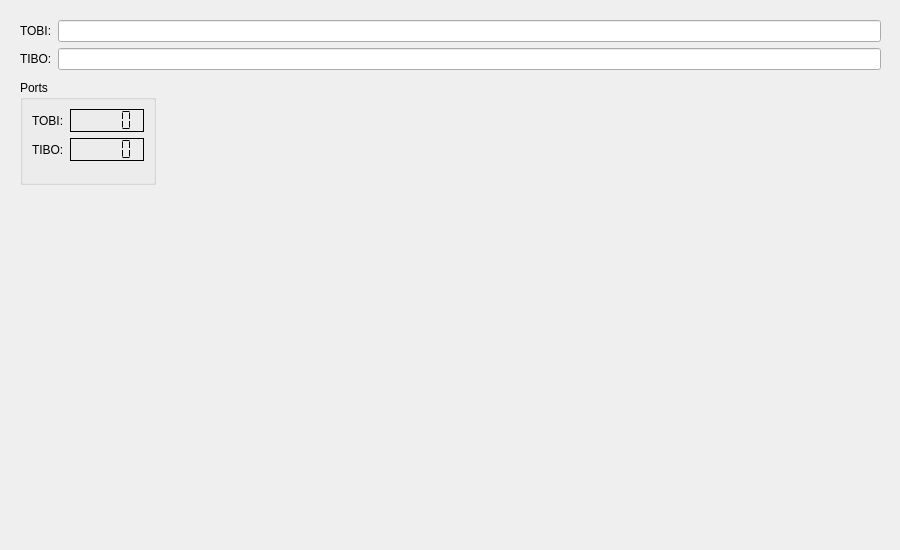
Old version of the form Monterey/rovdebug.ui in the repository rovsuite/monterey.
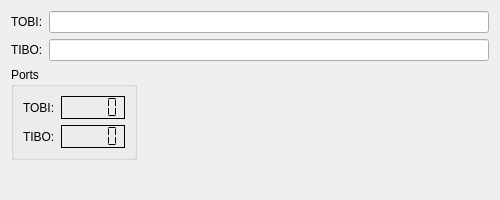
New version of the form.

Commit message:
Made Dialogs Scalable (Bug #8)
All of the dialogs are now scalable and the UIs are created using
layouts.  Finally!  Also, I fixed up the gitignore file.

The edit to the form file:
```diff
--- a/Monterey/rovdebug.ui
+++ b/Monterey/rovdebug.ui
@@ -6,8 +6,8 @@
    <rect>
     <x>0</x>
     <y>0</y>
-    <width>900</width>
-    <height>550</height>
+    <width>500</width>
+    <height>200</height>
    </rect>
   </property>
   <property name="sizePolicy">
@@ -18,28 +18,86 @@
   </property>
   <property name="minimumSize">
    <size>
-    <width>900</width>
-    <height>550</height>
+    <width>500</width>
+    <height>200</height>
    </size>
   </property>
   <property name="maximumSize">
    <size>
-    <width>900</width>
-    <height>550</height>
+    <width>10000</width>
+    <height>10000</height>
    </size>
   </property>
   <property name="windowTitle">
    <string>Debug</string>
   </property>
-  <widget class="QWidget" name="layoutWidget">
-   <property name="geometry">
-    <rect>
-     <x>20</x>
-     <y>20</y>
-     <width>861</width>
-     <height>56</height>
-    </rect>
-   </property>
+  <layout class="QGridLayout" name="gridLayout" rowstretch="0,0,0" columnstretch="1,5">
+   <item row="1" column="1">
+    <spacer name="horizontalSpacer">
+     <property name="orientation">
+      <enum>Qt::Horizontal</enum>
+     </property>
+     <property name="sizeHint" stdset="0">
+      <size>
+       <width>40</width>
+       <height>20</height>
+      </size>
+     </property>
+    </spacer>
+   </item>
+   <item row="1" column="0">
+    <widget class="QGroupBox" name="groupBox">
+     <property name="title">
+      <string>Ports</string>
+     </property>
+     <layout class="QFormLayout" name="formLayout_2">
+      <property name="horizontalSpacing">
+       <number>6</number>
+      </property>
+      <property name="verticalSpacing">
+       <number>6</number>
+      </property>
+      <property name="leftMargin">
+       <number>9</number>
+      </property>
+      <item row="0" column="0">
+       <widget class="QLabel" name="label_3">
+        <property name="text">
+         <string>TOBI:</string>
+        </property>
+       </widget>
+      </item>
+      <item row="0" column="1">
+       <widget class="QLCDNumber" name="lcdPortTOBI">
+        <property name="frameShadow">
+         <enum>QFrame::Plain</enum>
+        </property>
+        <property name="segmentStyle">
+         <enum>QLCDNumber::Flat</enum>
+        </property>
+       </widget>
+      </item>
+      <item row="1" column="0">
+       <widget class="QLabel" name="label_4">
+        <property name="text">
+         <string>TIBO:</string>
+        </property>
+       </widget>
+      </item>
+      <item row="1" column="1">
+       <widget class="QLCDNumber" name="lcdPortTIBO">
+        <property name="frameShadow">
+         <enum>QFrame::Plain</enum>
+        </property>
+        <property name="segmentStyle">
+         <enum>QLCDNumber::Flat</enum>
+        </property>
+       </widget>
+      </item>
+     </layout>
+    </widget>
+   </item>
+   <item row="0" column="0" colspan="2">
    <layout class="QFormLayout" name="formLayout">
     <property name="fieldGrowthPolicy">
      <enum>QFormLayout::ExpandingFieldsGrow</enum>
@@ -79,56 +137,21 @@
      </widget>
     </item>
    </layout>
-  </widget>
-  <widget class="QGroupBox" name="groupBox">
-   <property name="geometry">
-    <rect>
-     <x>20</x>
-     <y>80</y>
-     <width>136</width>
-     <height>105</height>
-    </rect>
-   </property>
-   <property name="title">
-    <string>Ports</string>
-   </property>
-   <layout class="QFormLayout" name="formLayout_2">
-    <item row="0" column="0">
-     <widget class="QLabel" name="label_3">
-      <property name="text">
-       <string>TOBI:</string>
-      </property>
-     </widget>
-    </item>
-    <item row="0" column="1">
-     <widget class="QLCDNumber" name="lcdPortTOBI">
-      <property name="frameShadow">
-       <enum>QFrame::Plain</enum>
-      </property>
-      <property name="segmentStyle">
-       <enum>QLCDNumber::Flat</enum>
-      </property>
-     </widget>
-    </item>
-    <item row="1" column="0">
-     <widget class="QLabel" name="label_4">
-      <property name="text">
-       <string>TIBO:</string>
-      </property>
-     </widget>
-    </item>
-    <item row="1" column="1">
-     <widget class="QLCDNumber" name="lcdPortTIBO">
-      <property name="frameShadow">
-       <enum>QFrame::Plain</enum>
-      </property>
-      <property name="segmentStyle">
-       <enum>QLCDNumber::Flat</enum>
-      </property>
-     </widget>
-    </item>
-   </layout>
-  </widget>
+   </item>
+   <item row="2" column="0">
+    <spacer name="verticalSpacer">
+     <property name="orientation">
+      <enum>Qt::Vertical</enum>
+     </property>
+     <property name="sizeHint" stdset="0">
+      <size>
+       <width>20</width>
+       <height>40</height>
+      </size>
+     </property>
+    </spacer>
+   </item>
+  </layout>
  </widget>
  <resources/>
  <connections/>
```
Lines whose indentation alone changed are shown as unchanged. The commit also changes 4 other files.
